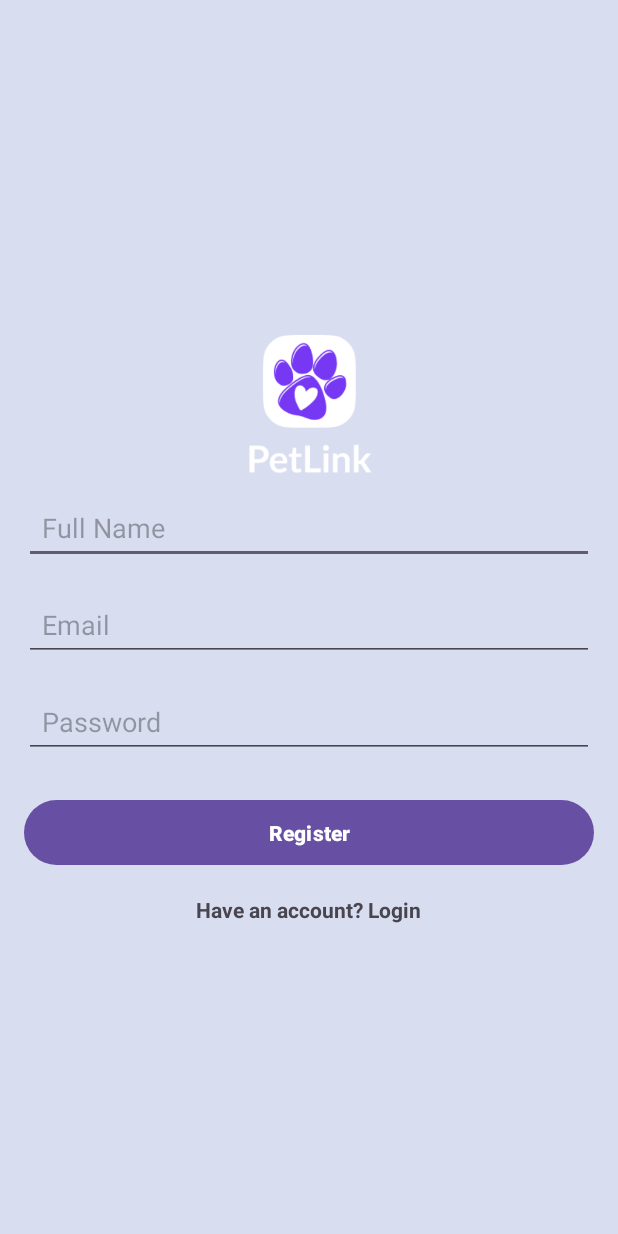
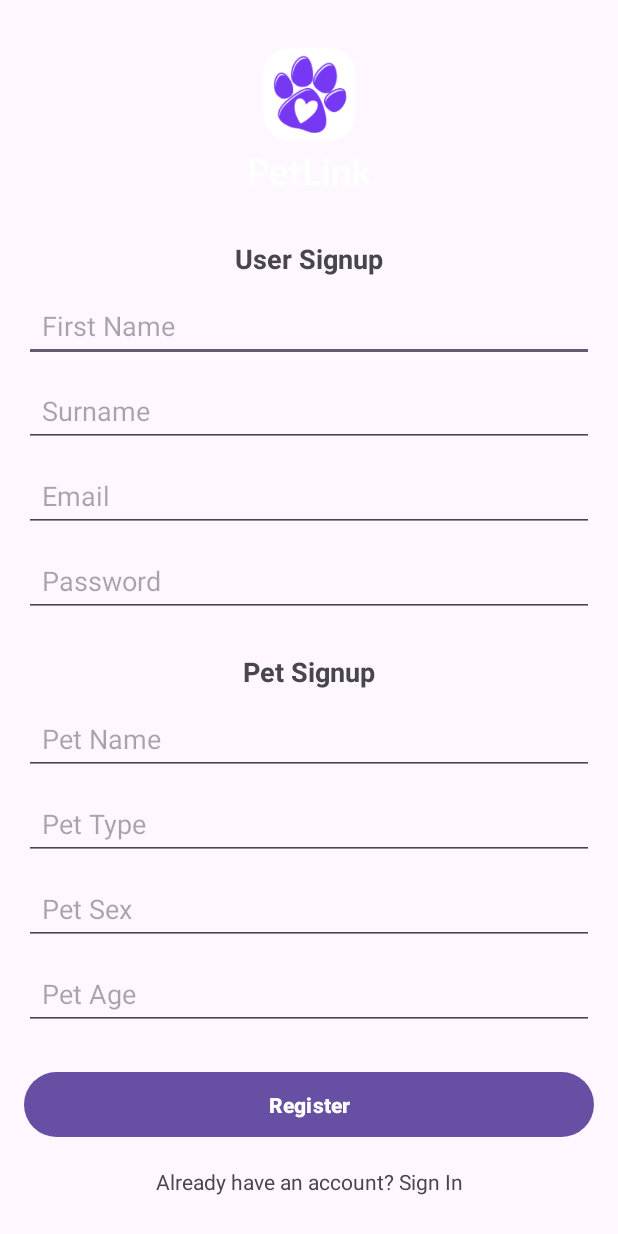
Before and after one commit to BakuEngineeringUniversity/final-2024-samasama3-2, an Android app: the RegisterActivity screen opened directly, with no data from a screen before it, on a phone screen of 412 x 824 dp. Run offline under Robolectric (Android 15) with nearby library versions, the phone set to English and light mode, and no system bars.

Commit message:
continuing development process

```diff
--- a/app/build.gradle.kts
+++ b/app/build.gradle.kts
@@ -36,12 +36,16 @@ android {
 }
 
 dependencies {
-
     implementation(libs.androidx.core.ktx)
     implementation(libs.androidx.appcompat)
     implementation(libs.material)
     implementation(libs.androidx.activity)
     implementation(libs.androidx.constraintlayout)
+
+    implementation(libs.retrofit)
+    implementation(libs.retrofit.converter.gson)
+    implementation(libs.okhttp.logging.interceptor)
+
     testImplementation(libs.junit)
     androidTestImplementation(libs.androidx.junit)
     androidTestImplementation(libs.androidx.espresso.core)
--- a/app/src/main/java/com/example/petpal/RegisterActivity.kt
+++ b/app/src/main/java/com/example/petpal/RegisterActivity.kt
@@ -14,7 +14,7 @@ class RegisterActivity : AppCompatActivity() {
         super.onCreate(savedInstanceState)
         setContentView(R.layout.activity_register)
 
-        val fullNameEditText = findViewById<EditText>(R.id.fullNameEditText)
+        val fullNameEditText = findViewById<EditText>(R.id.firstNameEditText)
         val emailEditText = findViewById<EditText>(R.id.emailEditText)
         val passwordEditText = findViewById<EditText>(R.id.registerPasswordEditText)
         val registerButton = findViewById<Button>(R.id.registerButton)
--- /dev/null
+++ b/app/src/main/java/com/example/petpal/dtos/LoginUserDto.kt
@@ -0,0 +1,6 @@
+package com.example.petpal.dtos
+
+data class LoginUserDto(
+    val email: String,
+    val password: String
+)
--- a/app/src/main/res/layout/activity_register.xml
+++ b/app/src/main/res/layout/activity_register.xml
@@ -1,63 +1,170 @@
 <?xml version="1.0" encoding="utf-8"?>
-<LinearLayout xmlns:android="http://schemas.android.com/apk/res/android"
+<androidx.constraintlayout.widget.ConstraintLayout
+    xmlns:android="http://schemas.android.com/apk/res/android"
+    xmlns:app="http://schemas.android.com/apk/res-auto"
+    xmlns:tools="http://schemas.android.com/tools"
     android:layout_width="match_parent"
     android:layout_height="match_parent"
-    android:orientation="vertical"
     android:padding="16dp"
-    android:background="#D8DDF0"
-    android:gravity="center"
-    >
+    tools:context=".RegisterActivity"
+    tools:ignore="ExtraText">>
 
     <ImageView
         android:id="@+id/logoImageView"
         android:layout_width="120dp"
         android:layout_height="120dp"
         android:layout_gravity="center"
-        android:src="@drawable/petpal_logo" />
+        android:src="@drawable/petpal_logo"
+        android:contentDescription="app_logo_display"
+        app:layout_constraintTop_toTopOf="parent"
+        app:layout_constraintStart_toStartOf="parent"
+        app:layout_constraintEnd_toEndOf="parent" />
+
+    <!-- User Sign-up Section -->
+    <TextView
+        android:id="@+id/userSignUpLabel"
+        android:layout_width="wrap_content"
+        android:layout_height="wrap_content"
+        android:text="User Signup"
+        android:textSize="18sp"
+        android:textStyle="bold"
+        app:layout_constraintTop_toBottomOf="@id/logoImageView"
+        app:layout_constraintStart_toStartOf="parent"
+        app:layout_constraintEnd_toEndOf="parent"
+        android:layout_marginTop="24dp" />
+
     <EditText
-        android:id="@+id/fullNameEditText"
-        android:layout_width="match_parent"
+        android:id="@+id/firstNameEditText"
+        android:layout_width="0dp"
         android:layout_height="wrap_content"
-        android:hint="Full Name"
+        android:layout_marginTop="8dp"
+        android:hint="First Name"
         android:inputType="textPersonName"
         android:padding="12dp"
-        android:layout_marginBottom="16dp" />
+        app:layout_constraintTop_toBottomOf="@id/userSignUpLabel"
+        app:layout_constraintStart_toStartOf="parent"
+        app:layout_constraintEnd_toEndOf="parent" />
+
+    <EditText
+        android:id="@+id/surnameEditText"
+        android:layout_width="0dp"
+        android:layout_height="wrap_content"
+        android:layout_marginTop="8dp"
+        android:hint="Surname"
+        android:inputType="textPersonName"
+        android:padding="12dp"
+        app:layout_constraintTop_toBottomOf="@id/firstNameEditText"
+        app:layout_constraintStart_toStartOf="parent"
+        app:layout_constraintEnd_toEndOf="parent" />
 
     <EditText
         android:id="@+id/emailEditText"
-        android:layout_width="match_parent"
+        android:layout_width="0dp"
         android:layout_height="wrap_content"
+        android:layout_marginTop="8dp"
         android:hint="Email"
         android:inputType="textEmailAddress"
         android:padding="12dp"
-        android:layout_marginBottom="16dp" />
+        app:layout_constraintTop_toBottomOf="@id/surnameEditText"
+        app:layout_constraintStart_toStartOf="parent"
+        app:layout_constraintEnd_toEndOf="parent" />
 
     <EditText
         android:id="@+id/registerPasswordEditText"
-        android:layout_width="match_parent"
+        android:layout_width="0dp"
         android:layout_height="wrap_content"
+        android:layout_marginTop="8dp"
         android:hint="Password"
         android:inputType="textPassword"
         android:padding="12dp"
-        android:layout_marginBottom="24dp" />
+        app:layout_constraintTop_toBottomOf="@id/emailEditText"
+        app:layout_constraintStart_toStartOf="parent"
+        app:layout_constraintEnd_toEndOf="parent" />
+
+    <!-- Pet Sign-up Section -->
+    <TextView
+        android:id="@+id/petSignUpLabel"
+        android:layout_width="wrap_content"
+        android:layout_height="wrap_content"
+        android:text="Pet Signup"
+        android:textSize="18sp"
+        android:textStyle="bold"
+        app:layout_constraintTop_toBottomOf="@id/registerPasswordEditText"
+        app:layout_constraintStart_toStartOf="parent"
+        app:layout_constraintEnd_toEndOf="parent"
+        android:layout_marginTop="24dp" />
+
+    <EditText
+        android:id="@+id/petNameEditText"
+        android:layout_width="0dp"
+        android:layout_height="wrap_content"
+        android:layout_marginTop="8dp"
+        android:hint="Pet Name"
+        android:inputType="textPersonName"
+        android:padding="12dp"
+        app:layout_constraintTop_toBottomOf="@id/petSignUpLabel"
+        app:layout_constraintStart_toStartOf="parent"
+        app:layout_constraintEnd_toEndOf="parent" />
+
+    <EditText
+        android:id="@+id/petTypeEditText"
+        android:layout_width="0dp"
+        android:layout_height="wrap_content"
+        android:layout_marginTop="8dp"
+        android:hint="Pet Type"
+        android:inputType="text"
+        android:padding="12dp"
+        app:layout_constraintTop_toBottomOf="@id/petNameEditText"
+        app:layout_constraintStart_toStartOf="parent"
+        app:layout_constraintEnd_toEndOf="parent" />
+
+    <EditText
+        android:id="@+id/petSexEditText"
+        android:layout_width="0dp"
+        android:layout_height="wrap_content"
+        android:layout_marginTop="8dp"
+        android:hint="Pet Sex"
+        android:inputType="text"
+        android:padding="12dp"
+        app:layout_constraintTop_toBottomOf="@id/petTypeEditText"
+        app:layout_constraintStart_toStartOf="parent"
+        app:layout_constraintEnd_toEndOf="parent" />
+
+    <EditText
+        android:id="@+id/petAgeEditText"
+        android:layout_width="0dp"
+        android:layout_height="wrap_content"
+        android:layout_marginTop="8dp"
+        android:hint="Pet Age"
+        android:inputType="number"
+        android:padding="12dp"
+        app:layout_constraintTop_toBottomOf="@id/petSexEditText"
+        app:layout_constraintStart_toStartOf="parent"
+        app:layout_constraintEnd_toEndOf="parent" />
 
     <Button
         android:id="@+id/registerButton"
-        android:layout_width="match_parent"
+        android:layout_width="0dp"
         android:layout_height="wrap_content"
+        android:layout_marginTop="24dp"
+        android:padding="12dp"
         android:text="Register"
         android:textColor="@color/white"
-        android:padding="12dp"
         android:textStyle="bold"
-        />
+        app:layout_constraintTop_toBottomOf="@id/petAgeEditText"
+        app:layout_constraintStart_toStartOf="parent"
+        app:layout_constraintEnd_toEndOf="parent" />
+
     <TextView
         android:id="@+id/loginTextView"
         android:layout_width="wrap_content"
         android:layout_height="wrap_content"
-        android:text="Have an account? Login"
-        android:textStyle="bold"
-        android:layout_marginTop="16dp"
-        android:gravity="center" />
+        android:text="Already have an account? Sign In"
+        android:textSize="14sp"
+        android:gravity="center"
+        app:layout_constraintTop_toBottomOf="@id/registerButton"
+        app:layout_constraintStart_toStartOf="parent"
+        app:layout_constraintEnd_toEndOf="parent"
+        android:layout_marginTop="16dp" />
 
-
-</LinearLayout>
+</androidx.constraintlayout.widget.ConstraintLayout>
--- a/app/src/main/res/values/strings.xml
+++ b/app/src/main/res/values/strings.xml
@@ -1,3 +1,9 @@
 <resources>
     <string name="app_name">PetPal</string>
+    <string name="app_logo">App Logo</string>
+    <string name="full_name_hint">Full Name</string>
+    <string name="email_hint">Email</string>
+    <string name="password_hint">Password</string>
+    <string name="login_prompt">Have an account? Login</string>
+    <string name="register_button">Register</string>
 </resources>
--- a/build.gradle.kts
+++ b/build.gradle.kts
@@ -1,4 +1,4 @@
-// Top-level build file where you can add configuration options common to all sub-projects/modules.
+
 plugins {
     alias(libs.plugins.android.application) apply false
     alias(libs.plugins.kotlin.android) apply false
--- a/gradle/libs.versions.toml
+++ b/gradle/libs.versions.toml
@@ -8,6 +8,9 @@ espressoCore = "3.6.1"
 appcompat = "1.7.0"
 material = "1.12.0"
 activity = "1.9.3"
+retrofit = "2.9.0"
+okhttp-logging-interceptor = "4.11.0"
+gson = "2.10.1"
 constraintlayout = "2.1.4"
 
 [libraries]
@@ -19,6 +22,9 @@ androidx-appcompat = { group = "androidx.appcompat", name = "appcompat", version
 material = { group = "com.google.android.material", name = "material", version.ref = "material" }
 androidx-activity = { group = "androidx.activity", name = "activity", version.ref = "activity" }
 androidx-constraintlayout = { group = "androidx.constraintlayout", name = "constraintlayout", version.ref = "constraintlayout" }
+retrofit = { group = "com.squareup.retrofit2", name = "retrofit", version.ref = "retrofit" }
+retrofit-converter-gson = { group = "com.squareup.retrofit2", name = "converter-gson", version.ref = "retrofit" }
+okhttp-logging-interceptor = { group = "com.squareup.okhttp3", name = "logging-interceptor", version.ref = "okhttp-logging-interceptor" }
 
 [plugins]
 android-application = { id = "com.android.application", version.ref = "agp" }
```
Also changed, not shown: app/src/main/java/com/example/petpal/dtos/RegisterUserDto.kt (added, +14 -0 lines), app/src/main/java/com/example/petpal/entities/CommonEntity.kt (added, +9 -0 lines), app/src/main/java/com/example/petpal/entities/PetEntity.kt (added, +9 -0 lines), app/src/main/java/com/example/petpal/entities/UserEntity.kt (added, +12 -0 lines), app/src/main/java/com/example/petpal/network/ApiService.kt (added, +24 -0 lines), app/src/main/java/com/example/petpal/network/RetroFitClient.kt (added, +29 -0 lines), app/src/main/res/layout/activity_login.xml (+24 -23 lines), app/src/main/res/layout/activity_onboarding0.xml (+4 -3 lines).
